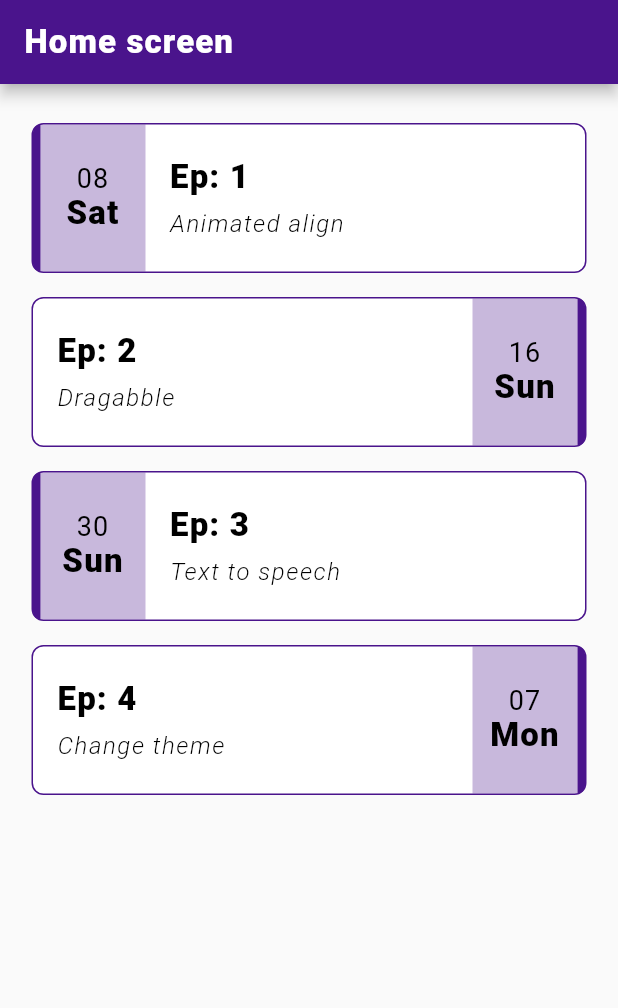
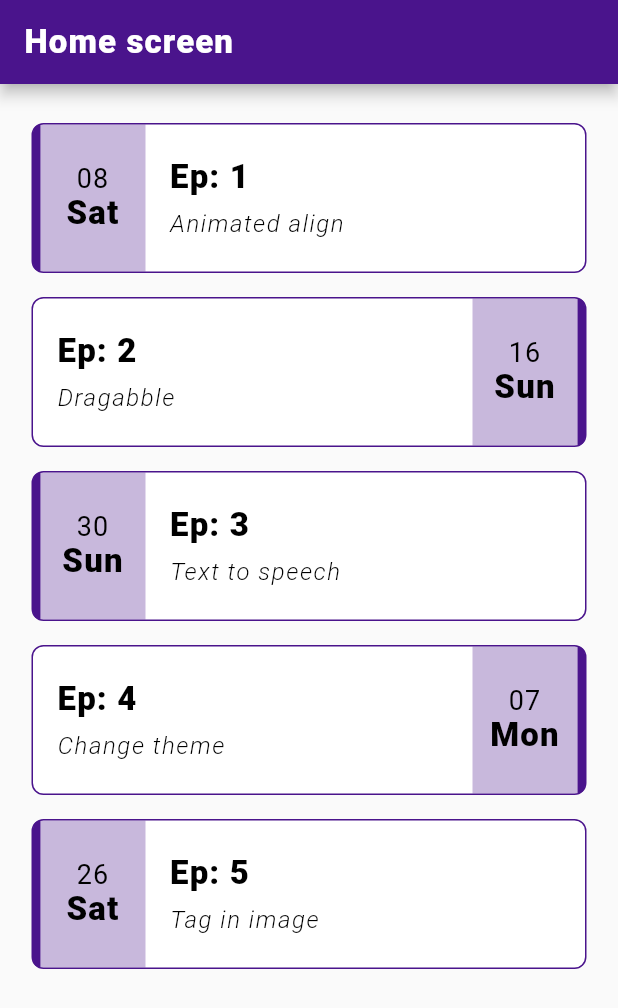
Before and after one commit to Zeeshan-progs/Flutter-challenge, a Flutter app: the screen it shows after launch, on a phone screen of 412 x 824 dp. Shown: the top 1008 px of the screen. Run offline on Flutter 3.47's test engine with Material 2 defaults, Android fonts, the phone set to English and light mode, and no system bars; our stand-ins replace flutter_tts, get_it, shared_preferences, vibration.

Commit message:
feat: :anchor: how to use tag in image like instagram

```diff
--- a/lib/utils/routes.dart
+++ b/lib/utils/routes.dart
@@ -2,20 +2,24 @@ import 'package:flutter/material.dart';
 import 'package:flutter_challenge/ui/Alignment_align/animated_align_screen.dart';
 import 'package:flutter_challenge/ui/change_theme/change_theme.dart';
 import 'package:flutter_challenge/ui/dragabble/dragabble.dart';
+import 'package:flutter_challenge/ui/tag_in_image/image_tag.dart';
 import 'package:flutter_challenge/ui/text_to_speech/text_to_speech.dart';
 
 class Routes {
   static Map<String, Widget Function(BuildContext)> route = {
-    ep1: (context) => const AnimatedAlignWidget(),
-    ep2: (context) => const DraggableScreen(),
-    ep3:(context) =>const TextToSpeech() ,
+    animatedAlign: (context) => const AnimatedAlignWidget(),
+    draggableScreen: (context) => const DraggableScreen(),
+    textToSpeech:(context) =>const TextToSpeech() ,
     changeTheme:(context) => const ChangeTheme(),
+    tagInImage:(context) => const TagInImage(),
   };
 
-  static String ep1 = '/animated_align_screen';
-  static String ep2 = '/dragabble';
-  static String ep3 = '/text_to_speech';
+  static String animatedAlign = '/animated_align_screen';
+  static String draggableScreen = '/dragabble';
+  static String textToSpeech = '/text_to_speech';
   static String changeTheme = '/change_theme';
+  static String tagInImage = '/tag_in_image';
+
 
 
 }
--- a/lib/utils/task_list.dart
+++ b/lib/utils/task_list.dart
@@ -19,24 +19,30 @@ List<DailyTask> tasks = [
     description: 'Animated align',
     title: 'Ep: 1',
     cretedAt: DateTime(2022, 10, 8),
-    route: Routes.ep1,
+    route: Routes.animatedAlign,
   ),
   DailyTask(
     description: 'Dragabble',
     title: 'Ep: 2',
     cretedAt: DateTime(2022, 10, 16),
-    route: Routes.ep2,
+    route: Routes.draggableScreen,
   ),
-   DailyTask(
+  DailyTask(
     description: 'Text to speech',
     title: 'Ep: 3',
     cretedAt: DateTime(2022, 10, 30),
-    route: Routes.ep3,
+    route: Routes.textToSpeech,
   ),
-   DailyTask(
+  DailyTask(
     description: 'Change theme',
     title: 'Ep: 4',
     cretedAt: DateTime(2022, 11, 7),
     route: Routes.changeTheme,
   ),
+  DailyTask(
+    description: 'Tag in image',
+    title: 'Ep: 5',
+    cretedAt: DateTime(2022, 11, 26),
+    route: Routes.tagInImage,
+  ),
 ];
```
Also changed, not shown: lib/ui/tag_in_image/image_tag.dart (added, +143 -0 lines), lib/ui/tag_in_image/image_tag_model.dart (added, +8 -0 lines), lib/ui/tag_in_image/image_tag_provider.dart (added, +17 -0 lines).
